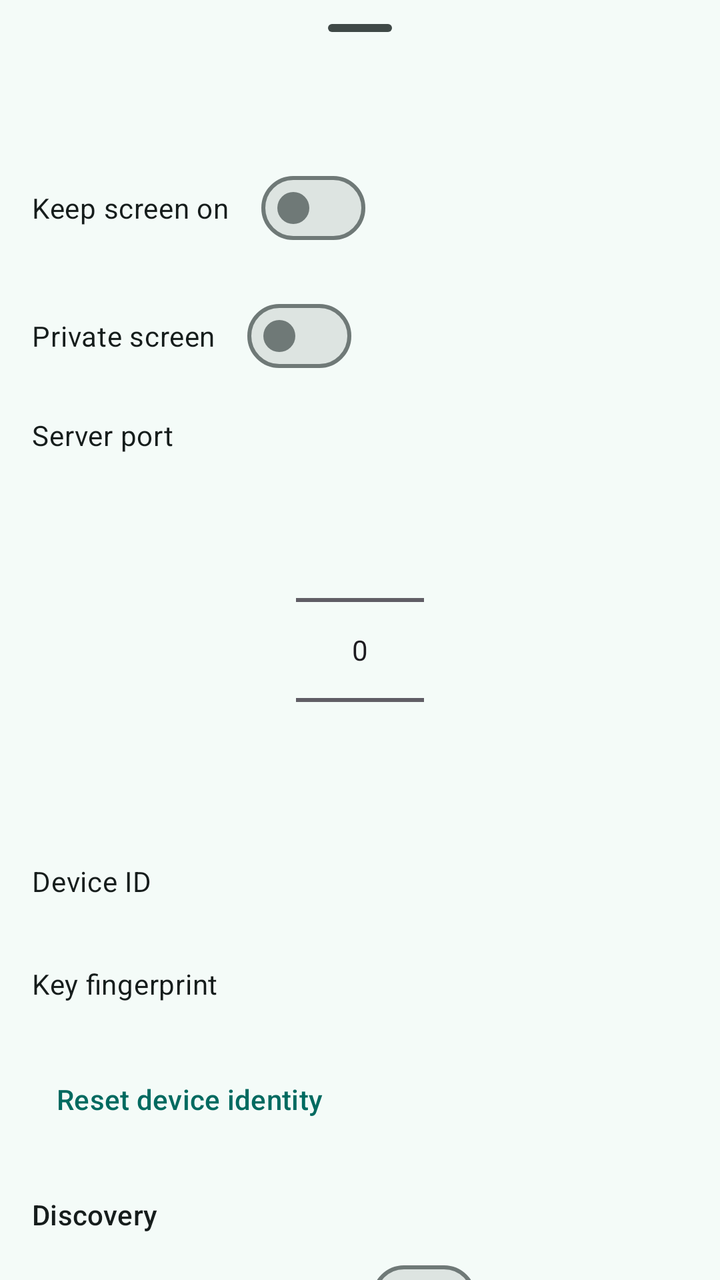
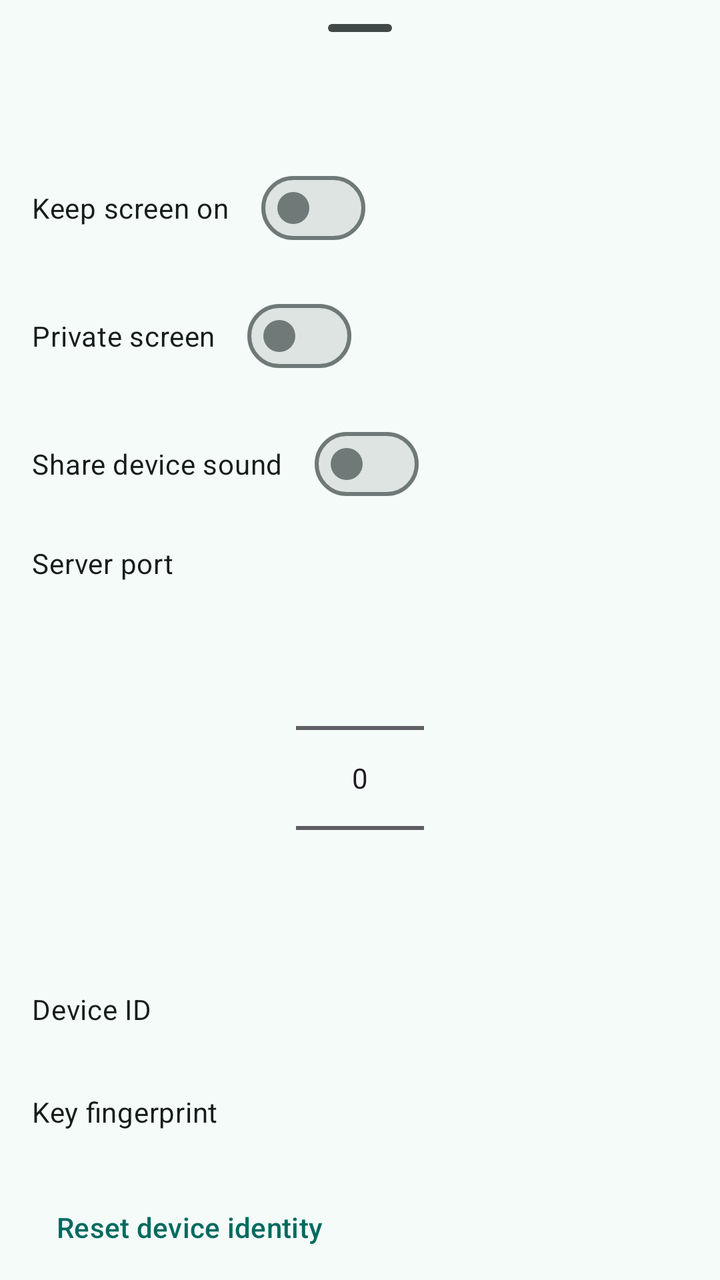

Screens rendered from an Android XML layout before and after an edit, with the pre-edit source and the edit as a unified diff.
<!-- AndroidManifest.xml: application theme Theme.ScreenShare -->
<!-- res/layout/widget_screen_share_service_settings.xml -->
<?xml version="1.0" encoding="utf-8"?>
<LinearLayout xmlns:android="http://schemas.android.com/apk/res/android"
    android:layout_width="match_parent"
    android:layout_height="match_parent"
    android:orientation="vertical">

    <com.google.android.material.bottomsheet.BottomSheetDragHandleView
        android:layout_width="match_parent"
        android:layout_height="wrap_content" />

    <androidx.core.widget.NestedScrollView
        android:layout_width="match_parent"
        android:layout_height="wrap_content">

        <LinearLayout
            android:layout_width="match_parent"
            android:layout_height="wrap_content"
            android:orientation="vertical"
            android:padding="16dp">

            <com.google.android.material.materialswitch.MaterialSwitch
                android:id="@+id/keep_screen_on_setting"
                android:layout_width="wrap_content"
                android:layout_height="wrap_content"
                android:layout_marginTop="16dp"
                android:text="@string/keep_screen_on_setting_label"
                android:textAppearance="?attr/textAppearanceBodyMedium"
                android:textColor="?attr/colorOnSurface" />

            <com.google.android.material.materialswitch.MaterialSwitch
                android:id="@+id/secure_setting"
                android:layout_width="wrap_content"
                android:layout_height="wrap_content"
                android:layout_marginTop="16dp"
                android:text="@string/projection_secure_setting_label"
                android:textAppearance="?attr/textAppearanceBodyMedium"
                android:textColor="?attr/colorOnSurface" />

            <com.google.android.material.textview.MaterialTextView
                android:layout_width="wrap_content"
                android:layout_height="wrap_content"
                android:layout_marginTop="16dp"
                android:text="@string/server_port_setting_label"
                android:textAppearance="?attr/textAppearanceBodyMedium"
                android:textColor="?attr/colorOnSurface" />

            <NumberPicker
                android:id="@+id/port_setting"
                android:layout_width="wrap_content"
                android:layout_height="wrap_content"
                android:layout_gravity="center_horizontal"
                android:layout_marginTop="8dp" />

            <com.google.android.material.textview.MaterialTextView
                android:layout_width="wrap_content"
                android:layout_height="wrap_content"
                android:layout_marginTop="16dp"
                android:text="@string/device_identity_label"
                android:textAppearance="?attr/textAppearanceBodyMedium"
                android:textColor="?attr/colorOnSurface" />

            <com.google.android.material.textview.MaterialTextView
                android:id="@+id/device_id_setting"
                android:layout_width="wrap_content"
                android:layout_height="wrap_content"
                android:layout_marginTop="4dp"
                android:textAppearance="?attr/textAppearanceBodySmall"
                android:textColor="?attr/colorOnSurfaceVariant" />

            <com.google.android.material.textview.MaterialTextView
                android:layout_width="wrap_content"
                android:layout_height="wrap_content"
                android:layout_marginTop="12dp"
                android:text="@string/tls_local_fingerprint_label"
                android:textAppearance="?attr/textAppearanceBodyMedium"
                android:textColor="?attr/colorOnSurface" />

            <com.google.android.material.textview.MaterialTextView
                android:id="@+id/device_fingerprint_setting"
                android:layout_width="wrap_content"
                android:layout_height="wrap_content"
                android:layout_marginTop="4dp"
                android:textAppearance="?attr/textAppearanceBodySmall"
                android:textColor="?attr/colorOnSurfaceVariant" />

            <com.google.android.material.button.MaterialButton
                android:id="@+id/identity_reset_setting"
                style="@style/Widget.Material3.Button.TextButton"
                android:layout_width="wrap_content"
                android:layout_height="wrap_content"
                android:layout_marginTop="4dp"
                android:text="@string/identity_reset" />

            <com.google.android.material.textview.MaterialTextView
                android:layout_width="wrap_content"
                android:layout_height="wrap_content"
                android:layout_marginTop="24dp"
                android:text="@string/discovery_settings_section"
                android:textAppearance="?attr/textAppearanceTitleSmall"
                android:textColor="?attr/colorOnSurface" />

            <com.google.android.material.materialswitch.MaterialSwitch
                android:id="@+id/multicast_enabled_setting"
                android:layout_width="wrap_content"
                android:layout_height="wrap_content"
                android:layout_marginTop="8dp"
                android:text="@string/multicast_enabled_setting_label"
                android:textAppearance="?attr/textAppearanceBodyMedium"
                android:textColor="?attr/colorOnSurface" />

            <com.google.android.material.textview.MaterialTextView
                android:layout_width="wrap_content"
                android:layout_height="wrap_content"
                android:layout_marginTop="16dp"
                android:text="@string/multicast_group_setting_label"
                android:textAppearance="?attr/textAppearanceBodyMedium"
                android:textColor="?attr/colorOnSurface" />

            <EditText
                android:id="@+id/multicast_group_setting"
                android:layout_width="match_parent"
                android:layout_height="wrap_content"
                android:layout_marginTop="4dp"
                android:hint="@string/multicast_group_setting_hint"
                android:importantForAutofill="no"
                android:inputType="text"
                android:singleLine="true" />

            <com.google.android.material.textview.MaterialTextView
                android:layout_width="wrap_content"
                android:layout_height="wrap_content"
                android:layout_marginTop="16dp"
                android:text="@string/multicast_port_setting_label"
                android:textAppearance="?attr/textAppearanceBodyMedium"
                android:textColor="?attr/colorOnSurface" />

            <NumberPicker
                android:id="@+id/multicast_port_setting"
                android:layout_width="wrap_content"
                android:layout_height="wrap_content"
                android:layout_gravity="center_horizontal"
                android:layout_marginTop="8dp" />

            <com.google.android.material.textview.MaterialTextView
                android:layout_width="wrap_content"
                android:layout_height="wrap_content"
                android:layout_marginTop="16dp"
                android:text="@string/discovery_refresh_setting_label"
                android:textAppearance="?attr/textAppearanceBodyMedium"
                android:textColor="?attr/colorOnSurface" />

            <NumberPicker
                android:id="@+id/discovery_refresh_setting"
                android:layout_width="wrap_content"
                android:layout_height="wrap_content"
                android:layout_gravity="center_horizontal"
                android:layout_marginTop="8dp" />

            <com.google.android.material.textview.MaterialTextView
                android:layout_width="wrap_content"
                android:layout_height="wrap_content"
                android:layout_marginTop="16dp"
                android:text="@string/discovery_visibility_setting_label"
                android:textAppearance="?attr/textAppearanceBodyMedium"
                android:textColor="?attr/colorOnSurface" />

            <NumberPicker
                android:id="@+id/discovery_visibility_setting"
                android:layout_width="wrap_content"
                android:layout_height="wrap_content"
                android:layout_gravity="center_horizontal"
                android:layout_marginTop="8dp" />

            <com.google.android.material.materialswitch.MaterialSwitch
                android:id="@+id/discovery_compat_only_setting"
                android:layout_width="wrap_content"
                android:layout_height="wrap_content"
                android:layout_marginTop="16dp"
                android:text="@string/discovery_compat_only_setting_label"
                android:textAppearance="?attr/textAppearanceBodyMedium"
                android:textColor="?attr/colorOnSurface" />

            <com.google.android.material.materialswitch.MaterialSwitch
                android:id="@+id/share_name_setting"
                android:layout_width="wrap_content"
                android:layout_height="wrap_content"
                android:layout_marginTop="8dp"
                android:text="@string/share_name_setting_label"
                android:textAppearance="?attr/textAppearanceBodyMedium"
                android:textColor="?attr/colorOnSurface" />

            <LinearLayout
                android:id="@+id/video_settings_entry"
                android:layout_width="match_parent"
                android:layout_height="wrap_content"
                android:layout_marginTop="24dp"
                android:background="?attr/selectableItemBackground"
                android:clickable="true"
                android:focusable="true"
                android:orientation="vertical"
                android:paddingTop="8dp"
                android:paddingBottom="8dp">

                <com.google.android.material.textview.MaterialTextView
                    android:layout_width="wrap_content"
                    android:layout_height="wrap_content"
                    android:text="@string/video_settings_entry_label"
                    android:textAppearance="?attr/textAppearanceBodyMedium"
                    android:textColor="?attr/colorOnSurface" />

                <com.google.android.material.textview.MaterialTextView
                    android:id="@+id/video_settings_summary"
                    android:layout_width="wrap_content"
                    android:layout_height="wrap_content"
                    android:layout_marginTop="4dp"
                    android:textAppearance="?attr/textAppearanceBodySmall"
                    android:textColor="?attr/colorOnSurfaceVariant" />
            </LinearLayout>
        </LinearLayout>
    </androidx.core.widget.NestedScrollView>
</LinearLayout>
<!-- resources referenced by this layout -->
<resources>
  <string name="device_identity_label">"Device ID"</string>
  <string name="discovery_compat_only_setting_label">"Compatibility mode (mDNS only)"</string>
  <string name="discovery_refresh_setting_label">"Discovery refresh"</string>
  <string name="discovery_settings_section">"Discovery"</string>
  <string name="discovery_visibility_setting_label">"Visibility"</string>
  <string name="identity_reset">"Reset device identity"</string>
  <string name="keep_screen_on_setting_label">"Keep screen on"</string>
  <string name="multicast_enabled_setting_label">"Use multicast discovery"</string>
  <string name="multicast_group_setting_hint">"e.g. 224.0.0.167"</string>
  <string name="multicast_group_setting_label">"Multicast group"</string>
  <string name="multicast_port_setting_label">"Multicast port"</string>
  <string name="projection_secure_setting_label">"Private screen"</string>
  <string name="server_port_setting_label">"Server port"</string>
  <string name="share_name_setting_label">"Broadcast device name"</string>
  <string name="tls_local_fingerprint_label">"Key fingerprint"</string>
  <string name="video_settings_entry_label">"Video encoding settings"</string>
  <color name="md_theme_primary">#006A60</color>
  <color name="md_theme_onPrimary">#FFFFFF</color>
  <color name="md_theme_primaryContainer">#9EF2E4</color>
  <color name="md_theme_onPrimaryContainer">#005048</color>
  <color name="md_theme_secondary">#4A635F</color>
  <color name="md_theme_onSecondary">#FFFFFF</color>
  <color name="md_theme_secondaryContainer">#CCE8E2</color>
  <color name="md_theme_onSecondaryContainer">#334B47</color>
  <color name="md_theme_tertiary">#456179</color>
  <color name="md_theme_onTertiary">#FFFFFF</color>
  <color name="md_theme_tertiaryContainer">#CCE5FF</color>
  <color name="md_theme_onTertiaryContainer">#2D4961</color>
  <color name="md_theme_error">#BA1A1A</color>
  <color name="md_theme_onError">#FFFFFF</color>
  <color name="md_theme_errorContainer">#FFDAD6</color>
  <color name="md_theme_onErrorContainer">#93000A</color>
  <color name="md_theme_background">#F4FBF8</color>
  <color name="md_theme_onBackground">#161D1C</color>
  <color name="md_theme_surface">#F4FBF8</color>
  <color name="md_theme_onSurface">#161D1C</color>
  <color name="md_theme_surfaceVariant">#DAE5E1</color>
  <color name="md_theme_onSurfaceVariant">#3F4947</color>
  <color name="md_theme_outline">#6F7977</color>
  <color name="md_theme_outlineVariant">#BEC9C6</color>
  <color name="md_theme_inverseSurface">#2B3230</color>
  <color name="md_theme_inverseOnSurface">#ECF2EF</color>
  <color name="md_theme_inversePrimary">#82D5C8</color>
  <color name="md_theme_primaryFixed">#9EF2E4</color>
  <color name="md_theme_onPrimaryFixed">#00201C</color>
  <color name="md_theme_primaryFixedDim">#82D5C8</color>
  <color name="md_theme_onPrimaryFixedVariant">#005048</color>
  <color name="md_theme_secondaryFixed">#CCE8E2</color>
  <color name="md_theme_onSecondaryFixed">#05201C</color>
  <color name="md_theme_secondaryFixedDim">#B1CCC6</color>
  <color name="md_theme_onSecondaryFixedVariant">#334B47</color>
  <color name="md_theme_tertiaryFixed">#CCE5FF</color>
  <color name="md_theme_onTertiaryFixed">#001E31</color>
  <color name="md_theme_tertiaryFixedDim">#ADCAE6</color>
  <color name="md_theme_onTertiaryFixedVariant">#2D4961</color>
  <color name="md_theme_surfaceDim">#D5DBD9</color>
  <color name="md_theme_surfaceBright">#F4FBF8</color>
  <color name="md_theme_surfaceContainerLowest">#FFFFFF</color>
  <color name="md_theme_surfaceContainerLow">#EFF5F2</color>
  <color name="md_theme_surfaceContainer">#E9EFED</color>
  <color name="md_theme_surfaceContainerHigh">#E3EAE7</color>
  <color name="md_theme_surfaceContainerHighest">#DDE4E1</color>
  <!-- unchanged entries left out for length: 1 -->
</resources>

<!-- the commit's change to res/layout/widget_screen_share_service_settings.xml (unified diff, before → after) -->
@@ -35,6 +35,23 @@
                 android:text="@string/projection_secure_setting_label"
                 android:textAppearance="?attr/textAppearanceBodyMedium"
                 android:textColor="?attr/colorOnSurface" />
+
+            <com.google.android.material.materialswitch.MaterialSwitch
+                android:id="@+id/audio_setting"
+                android:layout_width="wrap_content"
+                android:layout_height="wrap_content"
+                android:layout_marginTop="16dp"
+                android:text="@string/audio_setting_label"
+                android:textAppearance="?attr/textAppearanceBodyMedium"
+                android:textColor="?attr/colorOnSurface" />
+
+            <com.google.android.material.textview.MaterialTextView
+                android:id="@+id/audio_status_setting"
+                android:layout_width="match_parent"
+                android:layout_height="wrap_content"
+                android:textAppearance="?attr/textAppearanceBodySmall"
+                android:textColor="?attr/colorOnSurfaceVariant"
+                android:visibility="gone" />
 
             <com.google.android.material.textview.MaterialTextView
                 android:layout_width="wrap_content"
<!-- resource entries referenced after the edit -->
@@ -1,5 +1,6 @@
 <!-- resources referenced by this layout -->
 <resources>
+  <string name="audio_setting_label">"Share device sound"</string>
   <string name="device_identity_label">"Device ID"</string>
   <string name="discovery_compat_only_setting_label">"Compatibility mode (mDNS only)"</string>
   <string name="discovery_refresh_setting_label">"Discovery refresh"</string>
